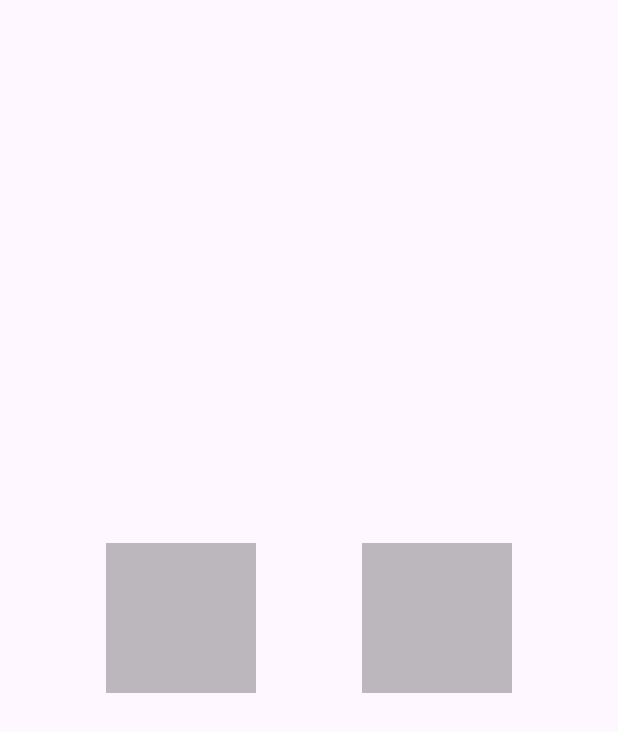
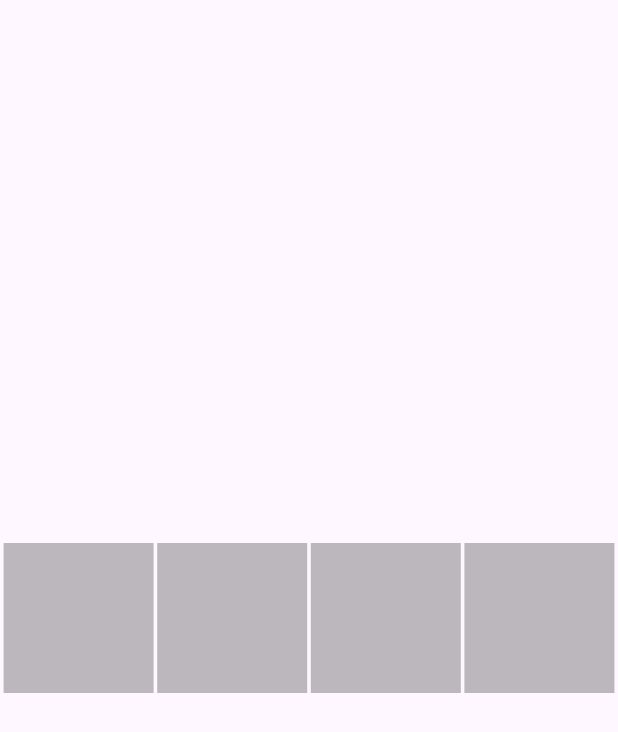
Before and after one commit to Areeba-ai05/BOOL-SELECT, a Flutter app: the screen it shows after launch, on a phone screen of 412 x 824 dp. Shown: the top 732 px of the screen. Run offline on Flutter 3.47's test engine with Material 3 defaults, Android fonts, the phone set to English and light mode, and no system bars.

Commit message:
update code

```diff
--- a/lib/bool-select/multi-select.dart
+++ b/lib/bool-select/multi-select.dart
@@ -44,6 +44,36 @@ class _MultiSelectState extends State<MultiSelect> {
               Colors.black26 ,
             ),
           ),
+          InkWell(
+            onTap: (){
+              select=3;
+              print('-------------------2');
+              setState(() {
+
+              });
+            },
+            child: Container(
+              height: 100,
+              width: 100,
+              color:select==3?Colors.red:
+              Colors.black26 ,
+            ),
+          ),
+          InkWell(
+            onTap: (){
+              select=4;
+              print('-------------------2');
+              setState(() {
+
+              });
+            },
+            child: Container(
+              height: 100,
+              width: 100,
+              color:select==4?Colors.pink :
+              Colors.black26 ,
+            ),
+          ),
         ],
       ),),
     );
```
